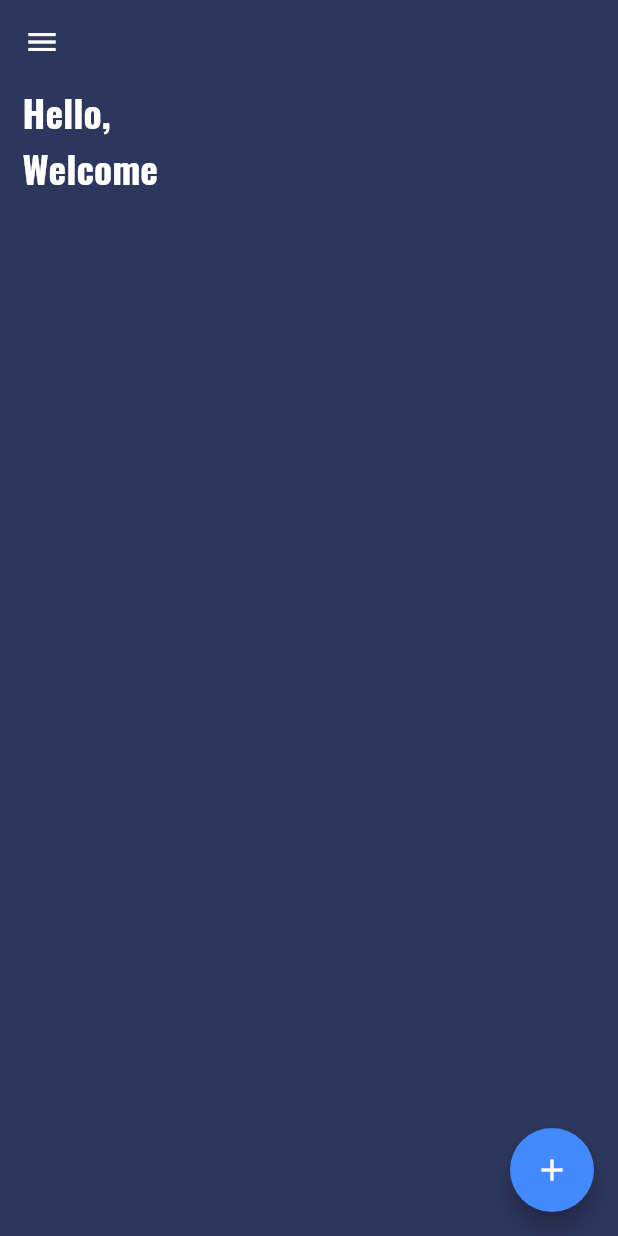
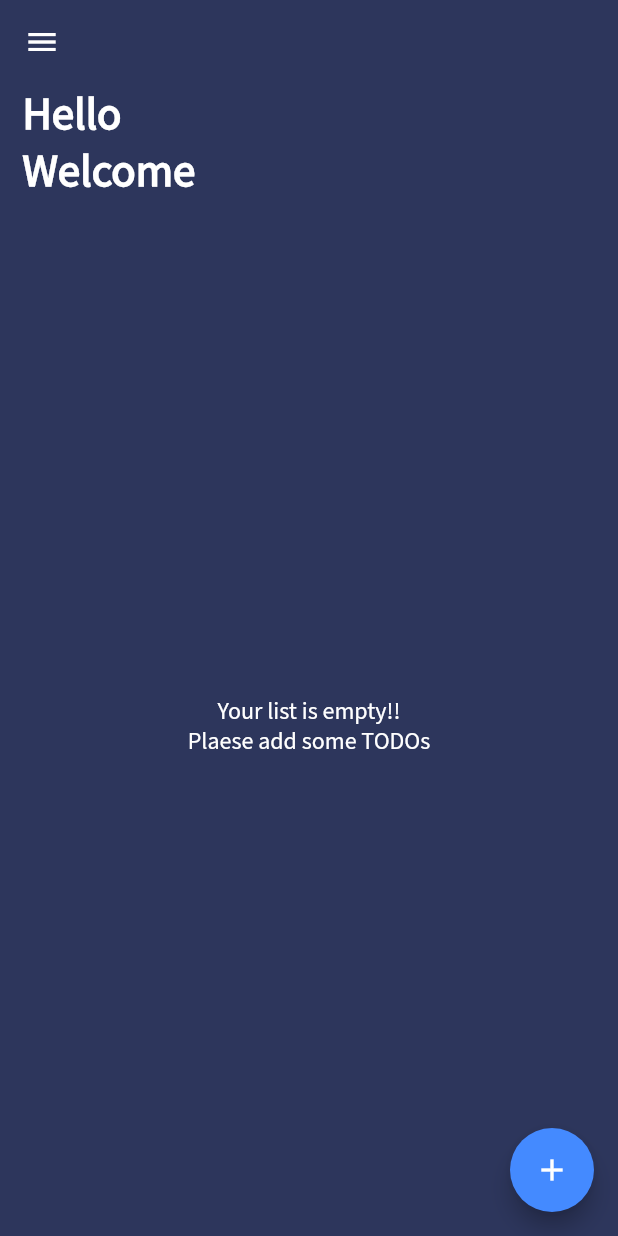
Before and after one commit to rohel04/todo_firebase, a Flutter app: the screen it shows once a user with an empty profile is signed in, in the side drawer, after a tap on the "add" icon, on a phone screen of 412 x 824 dp. Run offline on Flutter 3.47's test engine with Material 2 defaults, Android fonts, the phone set to English and light mode, and no system bars; our stand-ins replace cloud_firestore, firebase_auth, firebase_core; accounts and stored records are empty; network calls fail.

Commit message:
Edit and Delete function with home design finishing

```diff
--- a/lib/main.dart
+++ b/lib/main.dart
@@ -21,7 +21,8 @@ class MyApp extends StatelessWidget {
     return MultiProvider(
       providers: [
         Provider<AuthService>(create: (context)=>AuthService()),
-        Provider<TodoService>(create: (context)=>TodoService())
+        Provider<TodoService>(create: (context)=>TodoService()),
+
       ],
       child: MaterialApp(
         debugShowCheckedModeBanner: false,
@@ -39,8 +40,8 @@ class MyApp extends StatelessWidget {
             )
           ),
           textTheme: TextTheme(
-            headline1: TextStyle(fontSize: 25,fontWeight: FontWeight.bold,fontFamily: 'Oswald'),
-            bodyText1: TextStyle(fontFamily: 'Oswald'),
+            headline1: TextStyle(fontSize: 30,fontWeight: FontWeight.bold,fontFamily: 'Oswald'),
+            bodyText1: TextStyle(fontFamily: 'Oswald',fontSize: 16),
           ).apply(displayColor: Colors.white,bodyColor: Colors.white)
         ),
       ),
--- a/lib/screens/home.dart
+++ b/lib/screens/home.dart
@@ -28,7 +28,7 @@ class _HomeScreenState extends State<HomeScreen> {
     get_uid();
   }
 
-  get_uid()
+  get_uid() async
   {
     id=FirebaseAuth.instance.currentUser?.uid;
   }
@@ -50,14 +50,14 @@ class _HomeScreenState extends State<HomeScreen> {
         child: Column(
           crossAxisAlignment: CrossAxisAlignment.start,
           children: [
-                Text('Hello,',style: Theme.of(context).textTheme.headline1),
+                Text('Hello',style: Theme.of(context).textTheme.headline1),
             Row(
               mainAxisAlignment: MainAxisAlignment.spaceBetween,
                 children:[
                 Text('Welcome ${authProvider.getUserName()}',style: Theme.of(context).textTheme.headline1),
                 ]
             ),
-            SizedBox(height: 15),
+            SizedBox(height: 10),
             Expanded(
               child: TodoWidget(id: id),
             )
--- a/lib/services/auth_service.dart
+++ b/lib/services/auth_service.dart
@@ -1,5 +1,6 @@
 import 'package:cloud_firestore/cloud_firestore.dart';
 import 'package:firebase_auth/firebase_auth.dart';
+
 
 import '../user.dart';
 
@@ -34,7 +35,7 @@ class AuthService{
           {
             signUperror='';
           }
-        await FirebaseFirestore.instance.collection('users').doc(id).set({'username':username,'email':email});
+        await FirebaseFirestore.instance.collection('users').doc(id).set({'fullname':fullname,'email':email});
         await FirebaseAuth.instance.currentUser?.updateDisplayName(username);
         await _firebaseAuth.currentUser?.reload();
         return _userFromFirebase(authResult.user);
@@ -81,6 +82,7 @@ class AuthService{
 
     Future<void> signOut() async
     {
+
       await _firebaseAuth.signOut();
     }
 
@@ -89,4 +91,11 @@ class AuthService{
       final name=user?.displayName;
       return name;
     }
+
+    Future<String?> getUserFullName() async{
+      final id=FirebaseAuth.instance.currentUser?.uid;
+      DocumentSnapshot info=await FirebaseFirestore.instance.collection('users').doc(id).get();
+      return info['fullname'];
+
+    }
 }
--- a/lib/widgets/sidedrawer_widget.dart
+++ b/lib/widgets/sidedrawer_widget.dart
@@ -1,15 +1,35 @@
 import 'package:flutter/material.dart';
 import 'package:flutter/services.dart';
+import 'package:provider/provider.dart';
 
 import '../services/auth_service.dart';
 
-class sidedrawer_widget extends StatelessWidget {
+class sidedrawer_widget extends StatefulWidget {
   const sidedrawer_widget({
     Key? key,
     required this.authProvider,
   }) : super(key: key);
 
   final AuthService authProvider;
+
+  @override
+  State<sidedrawer_widget> createState() => _sidedrawer_widgetState();
+}
+
+class _sidedrawer_widgetState extends State<sidedrawer_widget> {
+
+  String? fullname='';
+
+  @override
+  void initState() {
+    // TODO: implement initState
+    super.initState();
+    getFullName();
+  }
+
+  getFullName() async{
+    fullname=await widget.authProvider.getUserFullName();
+  }
 
   @override
   Widget build(BuildContext context) {
@@ -25,11 +45,12 @@ class sidedrawer_widget extends StatelessWidget {
                 backgroundImage: NetworkImage('https://www.business2community.com/wp-content/uploads/2017/08/blank-profile-picture-973460_640.png'),
                 maxRadius: 30.0,
               ),
+             Text('${fullname}'),
               SizedBox(height: 20),
               Divider(height: 10,color: Colors.white,),
               ListTile(
                 onTap: () async{
-                  await authProvider.signOut();
+                  await widget.authProvider.signOut();
                 },
                 title: Text('Sign out'),
                 leading: Icon(Icons.logout,color: Colors.white,),
--- a/lib/widgets/todo_widget.dart
+++ b/lib/widgets/todo_widget.dart
@@ -2,6 +2,7 @@ import 'dart:math';
 
 import 'package:cloud_firestore/cloud_firestore.dart';
 import 'package:flutter/material.dart';
+import 'package:todo_firebase/screens/edit_todo.dart';
 
 class TodoWidget extends StatelessWidget {
   const TodoWidget({
@@ -34,6 +35,16 @@ class TodoWidget extends StatelessWidget {
                 child: CircularProgressIndicator()
             );
           }
+          else if(snapshot.data?.docs.length==0){
+            return Center(
+              child: Column(
+                mainAxisAlignment: MainAxisAlignment.center,
+                  children:[
+                    Text('Your list is empty!!',style: Theme.of(context).textTheme.bodyText1),
+                    Text('Plaese add some TODOs',style: Theme.of(context).textTheme.bodyText1)
+                  ])
+            );
+          }
           else{
             final data=snapshot.data?.docs;
             return GridView.builder(
@@ -46,13 +57,19 @@ class TodoWidget extends StatelessWidget {
                 itemCount: data?.length,
                 itemBuilder: (context,index){
                   var colorIndex=Random().nextInt(color.length);
-                  return Container(
+                  DocumentReference? info=snapshot.data!.docs[index].reference;
+                  return InkWell(
+                    onTap: (){
+                      Navigator.push(context, MaterialPageRoute(builder: (context)=>EditTodoPage(info: info,id: id,title: data?[index]['title'],desc: data?[index]['description'],)));
+                    },
+                    child: Container(
                       child: Card(
                         elevation: 10,
                         shape: RoundedRectangleBorder(
                             borderRadius: BorderRadius.circular(10)
                         ),
                         color: color[colorIndex],
+                        child: SingleChildScrollView(
                           child: Container(
                             padding: EdgeInsets.all(10),
                             child: Column(
@@ -63,9 +80,11 @@ class TodoWidget extends StatelessWidget {
                                 Text('${data?[index]['description']}',style: TextStyle(fontSize: 14,fontFamily: 'Oswald'))
                               ],
                             ),
+                          ),
                         )
                         ,
 
+                      ),
                     ),
                   );
                 });
--- a/pubspec.yaml
+++ b/pubspec.yaml
@@ -81,7 +81,7 @@ flutter:
   fonts:
     - family: Oswald
       fonts:
-        - asset: fonts/Oswald-VariableFont_wght.ttf
+        - asset: fonts/SourceSansPro-Regular.ttf
 
   #   - family: Trajan Pro
   #     fonts:
```
Also changed, not shown: lib/screens/edit_todo.dart (added, +103 -0 lines), lib/services/todo_service.dart (+16 -0 lines), fonts/SourceSansPro-Regular.ttf (added). Lines whose indentation alone changed are shown as unchanged.
